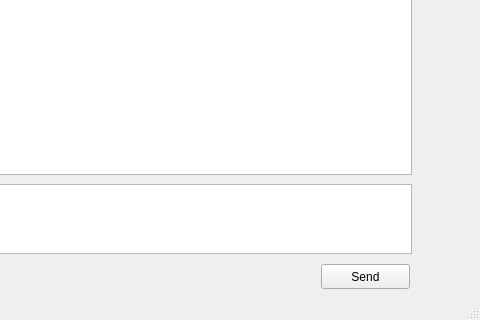
Before: the Qt Designer form Client/QChatClient/chat_window.ui in billsjchw/ChatRoom, drawn with Qt 5; both pictures show x 259 to 739 and y 225 to 545 of the 739 by 545 pixel window.
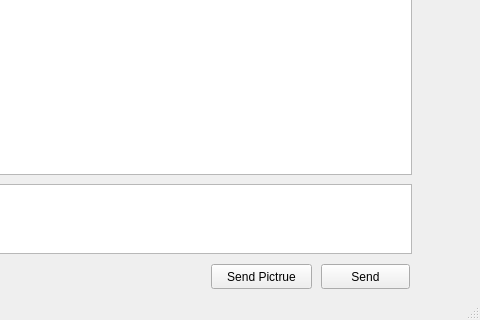
After: the same form once the commit is applied.

Patch:
```diff
--- a/Client/QChatClient/chat_window.ui
+++ b/Client/QChatClient/chat_window.ui
@@ -47,6 +47,19 @@
      <string>Send</string>
     </property>
    </widget>
+   <widget class="QPushButton" name="sendImgMsg">
+    <property name="geometry">
+     <rect>
+      <x>470</x>
+      <y>470</y>
+      <width>101</width>
+      <height>25</height>
+     </rect>
+    </property>
+    <property name="text">
+     <string>Send Pictrue</string>
+    </property>
+   </widget>
   </widget>
   <widget class="QMenuBar" name="menubar">
    <property name="geometry">
```
